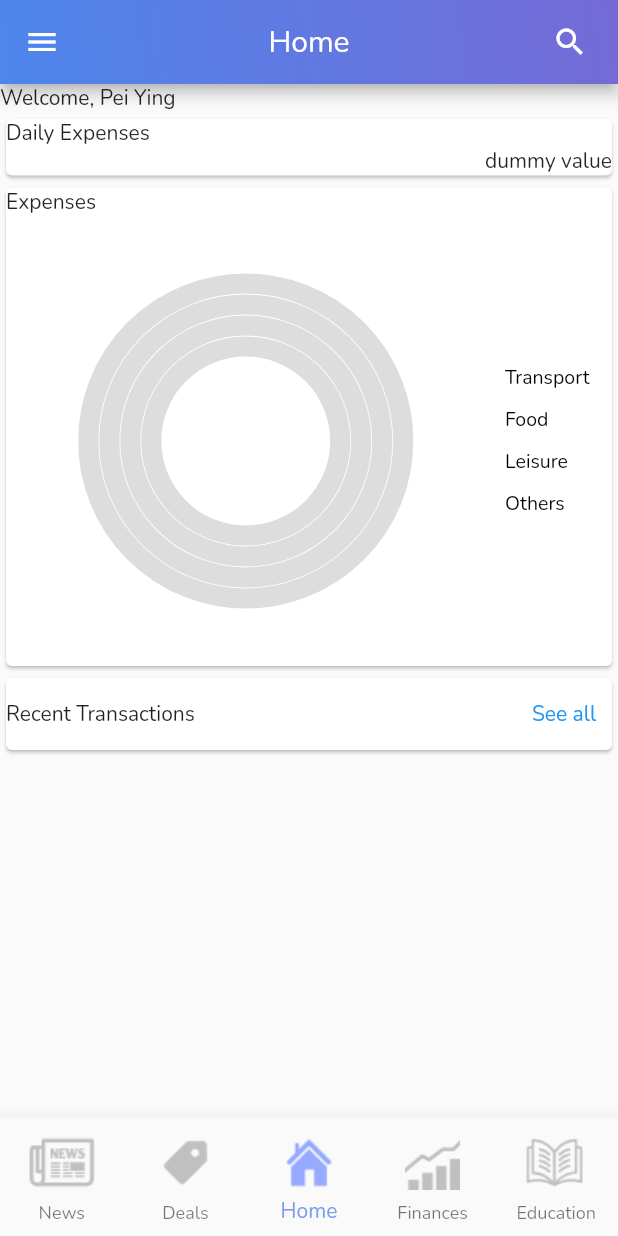
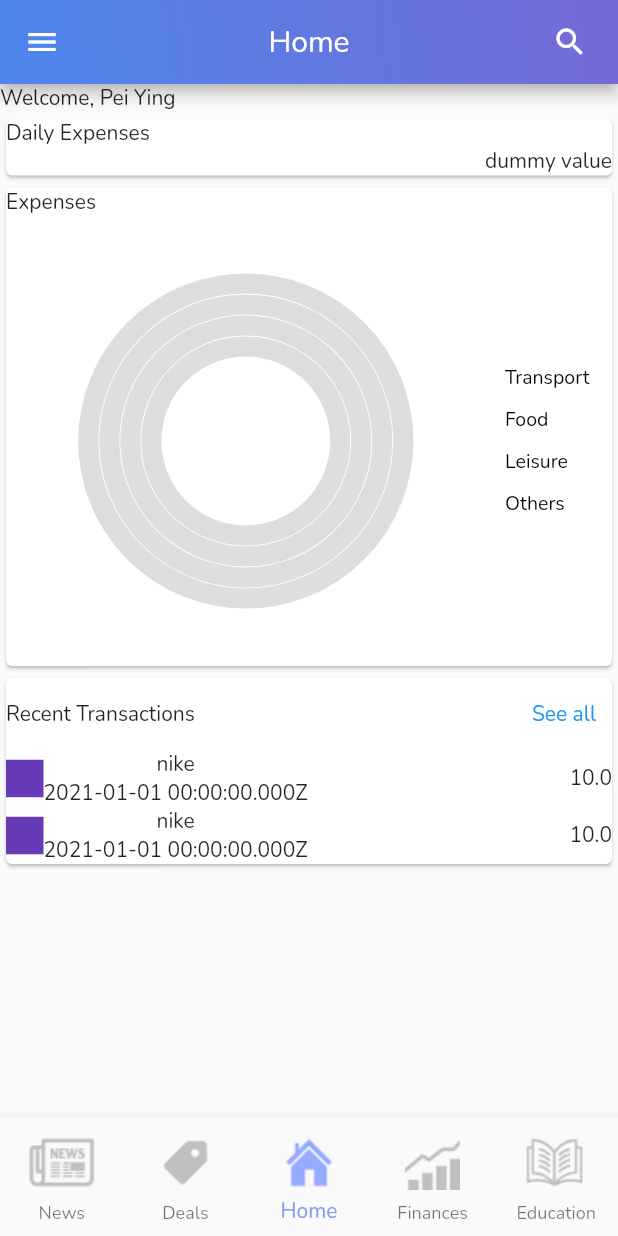
Before and after one commit to usmansiddiqui98/Fintech-Folio-NUS-Fintech-Soc, a Flutter app: the SummaryScreen screen opened by its route, on a phone screen of 412 x 824 dp. Run offline on Flutter 3.47's test engine with Material 2 defaults, Android fonts, the light colour scheme and no system bars; our stand-ins replace firebase_core, firebase_database, syncfusion_flutter_charts; accounts and stored records are empty.

Commit message:
Recent transactions added. Created custom classes

```diff
--- /dev/null
+++ b/lib/custom/chart_data.dart
@@ -0,0 +1,8 @@
+import 'package:flutter/material.dart';
+
+class ChartData {
+  ChartData(this.x, this.y, this.color);
+  final String x;
+  final double y;
+  final Color color;
+}
--- /dev/null
+++ b/lib/custom/transaction.dart
@@ -0,0 +1,45 @@
+import 'package:flutter/material.dart';
+
+class transaction extends StatelessWidget {
+  // const transaction({
+  //   Key key,
+  // }) : super(key: key);
+  String item;
+  DateTime date;
+  MaterialColor color;
+  double cost;
+
+  transaction(String item, DateTime date, MaterialColor color, double cost) {
+    this.item = item;
+    this.date = date;
+    this.color = color;
+    this.cost = cost;
+  }
+
+  @override
+  Widget build(BuildContext context) {
+    return Row(
+      children: [
+        Container(
+          width: 25,
+          height: 25,
+          decoration: BoxDecoration(
+            color: this.color,
+          ),
+        ),
+        Column(
+          children: [
+            Text(this.item),
+            Text(this.date.toString()),
+          ],
+        ),
+        Expanded(
+          child: Text(
+            this.cost.toString(),
+            textAlign: TextAlign.right,
+          ),
+        ),
+      ],
+    );
+  }
+}
--- a/lib/screens/summary_screen.dart
+++ b/lib/screens/summary_screen.dart
@@ -3,6 +3,8 @@ import 'package:fintech_folio/components/gradient_app_bar.dart';
 import 'package:fintech_folio/components/custom_buttom_navigation_bar.dart';
 import 'package:fintech_folio/functions/user_database.dart';
 import 'package:syncfusion_flutter_charts/charts.dart';
+import 'package:fintech_folio/custom/chart_data.dart';
+import 'package:fintech_folio/custom/transaction.dart';
 import 'finance_screen.dart';
 
 class SummaryScreen extends StatefulWidget {
@@ -12,15 +14,7 @@ class SummaryScreen extends StatefulWidget {
   _SummaryScreenState createState() => _SummaryScreenState();
 }
 
-class ChartData {
-  ChartData(this.x, this.y, this.color);
-  final String x;
-  final double y;
-  final Color color;
-}
-
 class _SummaryScreenState extends State<SummaryScreen> {
-
   test() async {
     //Pass in the unique id, "2" is the id for this user for testing
     UserDatabase userdb = new UserDatabase("3");
@@ -106,7 +100,7 @@ class _SummaryScreenState extends State<SummaryScreen> {
                               ChartData("Leisure", 60, Color(0x5AB9EA)),
                               ChartData("Others", 35, Color(0x8860D0)),
                             ],
-                          pointColorMapper:(ChartData data,  _) => data.color,
+                            pointColorMapper: (ChartData data, _) => data.color,
                             xValueMapper: (ChartData data, _) => data.x,
                             yValueMapper: (ChartData data, _) => data.y,
                             cornerStyle: CornerStyle.endCurve,
@@ -147,6 +141,16 @@ class _SummaryScreenState extends State<SummaryScreen> {
                         ),
                       ],
                     ),
+                    transaction(
+                        "nike",
+                        new DateTime.utc(2021, DateTime.january, 1),
+                        Colors.deepPurple,
+                        10.0),
+                    transaction(
+                        "nike",
+                        new DateTime.utc(2021, DateTime.january, 1),
+                        Colors.deepPurple,
+                        10.0),
                   ],
                 ),
               ),
```
Also changed, not shown: lib/components/custom_buttom_navigation_bar.dart (+3 -4 lines), 3 other files. Lines whose indentation alone changed are shown as unchanged.
